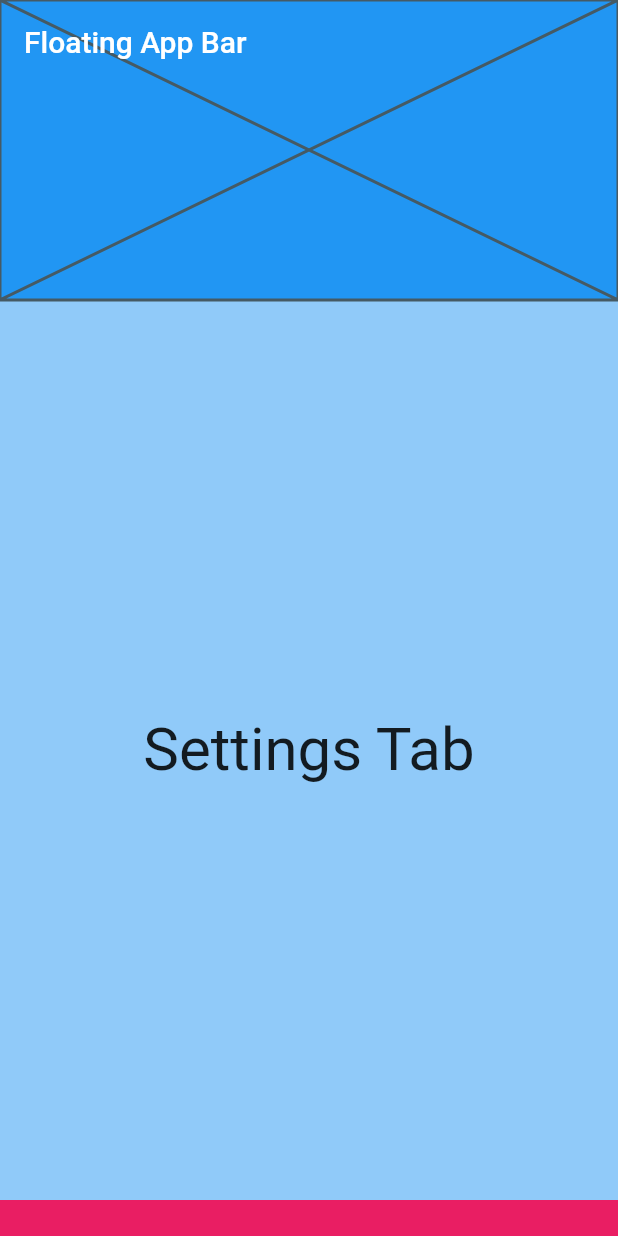
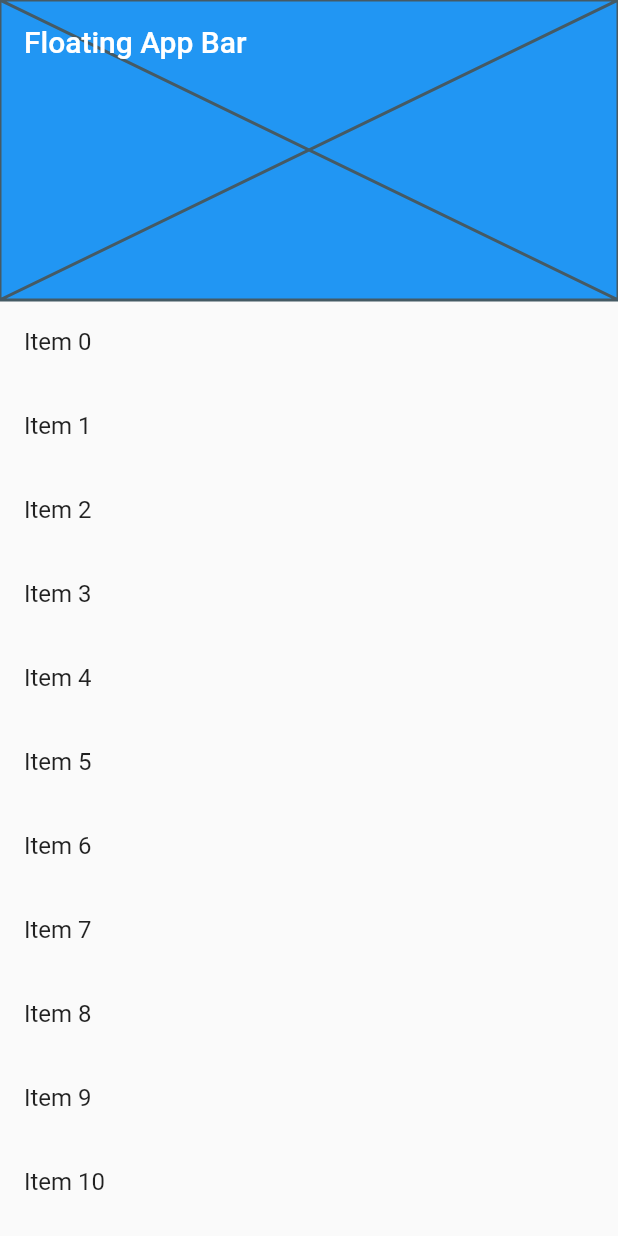
Before and after one commit to jhonsmall/flutter_layout, a Flutter app: the screen it shows after launch, on a phone screen of 412 x 824 dp. Run offline on Flutter 3.47's test engine with Material 2 defaults, Android fonts, the phone set to English and light mode, and no system bars.

Commit message:
lista la lista XD

```diff
--- a/lib/main.dart
+++ b/lib/main.dart
@@ -1,5 +1,4 @@
 import 'package:flutter/material.dart';
-import 'package:flutter_layout/basic_list.dart';
 
 void main() {
   runApp(MyApp());
@@ -24,22 +23,12 @@ class MyApp extends StatelessWidget {
             ),
             // Show other sliver stuff
             SliverList(
-              delegate: SliverChildListDelegate([
-                Container(
-                  height: 600,
-                  color: Colors.blue[200],
-                  child: const Center(
-                    child: Text(
-                      'Settings Tab',
-                      style: TextStyle(fontSize: 40),
-                    ),
-                  ),
+              delegate: SliverChildBuilderDelegate(
+                (context, index) => ListTile(
+                  title: Text('Item $index'),
                 ),
-                Container(
-                  height: 1200,
-                  color: Colors.pink,
-                ),
-              ]),
+                childCount: 1000,
+              ),
             ),
           ],
         ),
```
